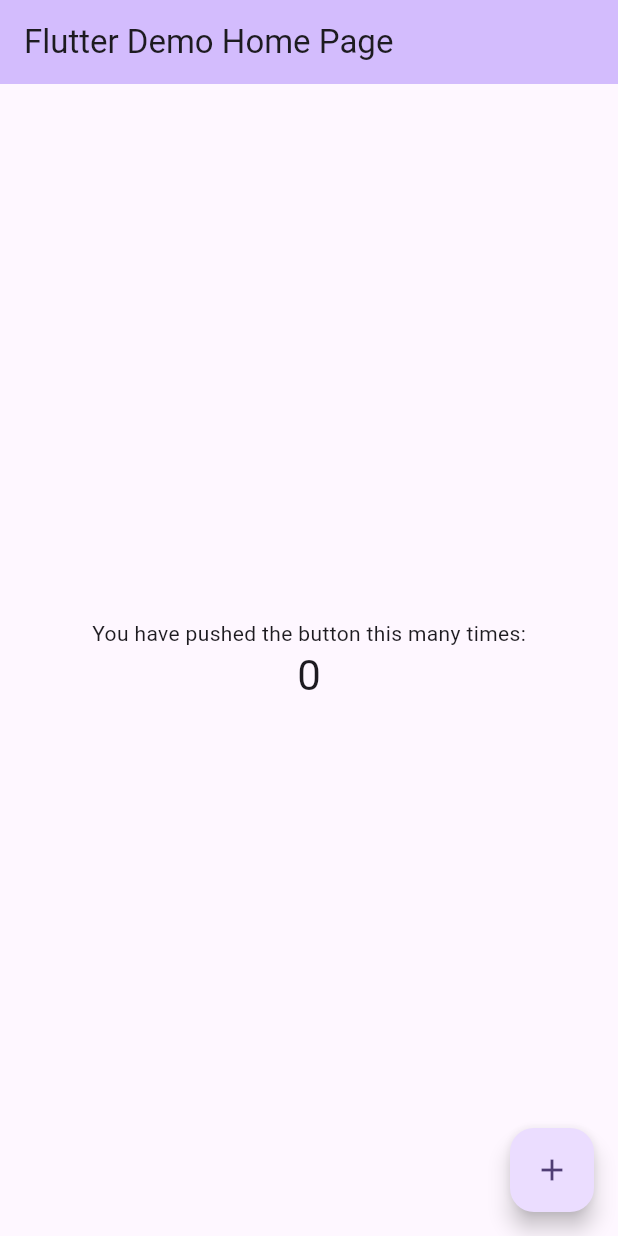
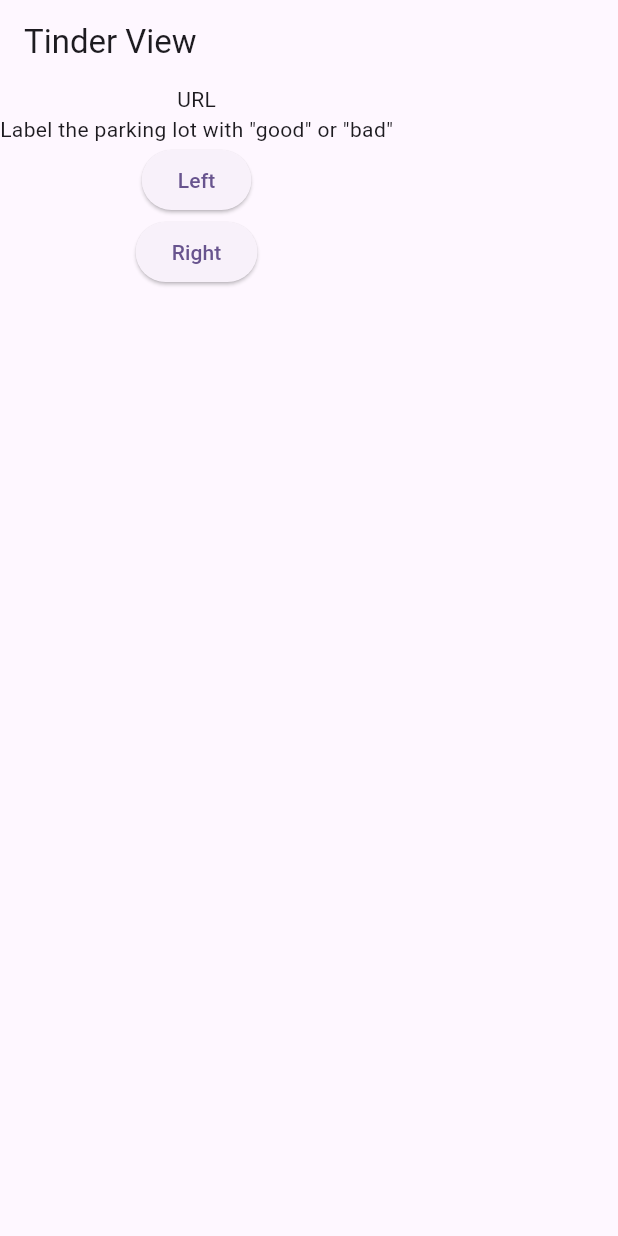
Before and after one commit to AdxTD/Parking-Lots-Tindering-App, a Flutter app: the screen it shows after launch, on a phone screen of 412 x 824 dp. Run offline on Flutter 3.47's test engine with Material 3 defaults, Android fonts, the phone set to English and light mode, and no system bars; our stand-ins replace flutter_bloc, fpdart.

Commit message:
first working version with basic views, just to verify correct logic, using fake repository

```diff
--- a/lib/core/data/repository/parking_lot_repository_impl.dart
+++ b/lib/core/data/repository/parking_lot_repository_impl.dart
@@ -10,7 +10,7 @@ class FakeParkingLotRepository implements ParkingLotRepository {
     // For now, return the fake list you mentioned
     return right([
       ParkingLot(
-        imageUrl: '...',
+        imageUrl: 'URL',
         name: '...',
         address: '...',
         status: '...',
--- a/lib/features/tinder_view/presentation/tinder_view_bloc.dart
+++ b/lib/features/tinder_view/presentation/bloc/tinder_view_bloc.dart
@@ -12,7 +12,7 @@ part 'tinder_view_state.dart';
 class TinderViewBloc extends Bloc<TinderViewEvent, TinderViewState> {
   final GetNewParkinglots _getNewParkinglots;
   final SaveUserDecision _saveUserDecision;
-  List<ParkingLot> currentParkinglots = List.empty();
+  List<ParkingLot> currentParkinglots = [];
   int currentDisplayedIndex = 0;
 
   TinderViewBloc(
--- /dev/null
+++ b/lib/features/tinder_view/presentation/pages/tinder_view_page.dart
@@ -0,0 +1,83 @@
+import 'package:flutter/material.dart';
+import 'package:flutter_bloc/flutter_bloc.dart';
+import 'package:parking_lots_rating/core/data/repository/parking_lot_repository_impl.dart';
+import 'package:parking_lots_rating/features/tinder_view/domain/usecase/get_new_parkinglots.dart';
+import 'package:parking_lots_rating/features/tinder_view/domain/usecase/save_user_decision.dart';
+import 'package:parking_lots_rating/features/tinder_view/presentation/bloc/tinder_view_bloc.dart';
+
+class TinderViewPage extends StatefulWidget {
+  const TinderViewPage({super.key});
+
+  static route() =>
+      MaterialPageRoute(builder: ((context) => const TinderViewPage()));
+
+  @override
+  State<TinderViewPage> createState() => _TinderViewPageState();
+}
+
+class _TinderViewPageState extends State<TinderViewPage> {
+  late TinderViewBloc _bloc;
+
+  @override
+  void initState() {
+    super.initState();
+    _bloc = TinderViewBloc(
+      getNewParkinglots:
+          GetNewParkinglots(repository: FakeParkingLotRepository()),
+      saveUserDecision:
+          SaveUserDecision(repository: FakeParkingLotRepository()),
+    );
+    _bloc.add(ParkinglotGetInitial());
+  }
+
+  @override
+  void dispose() {
+    _bloc.close();
+    super.dispose();
+  }
+
+  @override
+  Widget build(BuildContext context) {
+    return Scaffold(
+      appBar: AppBar(
+        title: const Text('Tinder View'),
+      ),
+      body: BlocBuilder<TinderViewBloc, TinderViewState>(
+        bloc: _bloc,
+        builder: (context, state) {
+          if (state is ParkinglotLoading) {
+            return const Center(
+              child: CircularProgressIndicator(),
+            );
+          } else if (state is ParkingLotDisplaySuccess) {
+            final parkingLot = state.parkingLot;
+            return Column(
+              children: [
+                Text(parkingLot.imageUrl!),
+                const Text('Label the parking lot with "good" or "bad"'),
+                ElevatedButton(
+                  onPressed: () {
+                    _bloc.add(const ParkinglotGetNext(false));
+                  },
+                  child: const Text('Left'),
+                ),
+                ElevatedButton(
+                  onPressed: () {
+                    _bloc.add(const ParkinglotGetNext(true));
+                  },
+                  child: const Text('Right'),
+                ),
+              ],
+            );
+          } else if (state is ParkinglotFailure) {
+            return Center(
+              child: Text(state.error),
+            );
+          } else {
+            return const SizedBox.shrink();
+          }
+        },
+      ),
+    );
+  }
+}
--- a/lib/main.dart
+++ b/lib/main.dart
@@ -1,125 +1,34 @@
 import 'package:flutter/material.dart';
+import 'package:parking_lots_rating/features/tinder_view/presentation/pages/tinder_view_page.dart';
 
 void main() {
   runApp(const MyApp());
 }
 
-class MyApp extends StatelessWidget {
+class MyApp extends StatefulWidget {
   const MyApp({super.key});
 
+  @override
+  State<MyApp> createState() => _MyAppState();
+
   // This widget is the root of your application.
-  @override
-  Widget build(BuildContext context) {
-    return MaterialApp(
-      title: 'Flutter Demo',
-      theme: ThemeData(
-        // This is the theme of your application.
-        //
-        // TRY THIS: Try running your application with "flutter run". You'll see
-        // the application has a purple toolbar. Then, without quitting the app,
-        // try changing the seedColor in the colorScheme below to Colors.green
-        // and then invoke "hot reload" (save your changes or press the "hot
-        // reload" button in a Flutter-supported IDE, or press "r" if you used
-        // the command line to start the app).
-        //
-        // Notice that the counter didn't reset back to zero; the application
-        // state is not lost during the reload. To reset the state, use hot
-        // restart instead.
-        //
-        // This works for code too, not just values: Most code changes can be
-        // tested with just a hot reload.
-        colorScheme: ColorScheme.fromSeed(seedColor: Colors.deepPurple),
-        useMaterial3: true,
-      ),
-      home: const MyHomePage(title: 'Flutter Demo Home Page'),
-    );
-  }
 }
 
-class MyHomePage extends StatefulWidget {
-  const MyHomePage({super.key, required this.title});
-
-  // This widget is the home page of your application. It is stateful, meaning
-  // that it has a State object (defined below) that contains fields that affect
-  // how it looks.
-
-  // This class is the configuration for the state. It holds the values (in this
-  // case the title) provided by the parent (in this case the App widget) and
-  // used by the build method of the State. Fields in a Widget subclass are
-  // always marked "final".
-
-  final String title;
-
+class _MyAppState extends State<MyApp> {
   @override
-  State<MyHomePage> createState() => _MyHomePageState();
-}
-
-class _MyHomePageState extends State<MyHomePage> {
-  int _counter = 0;
-
-  void _incrementCounter() {
-    setState(() {
-      // This call to setState tells the Flutter framework that something has
-      // changed in this State, which causes it to rerun the build method below
-      // so that the display can reflect the updated values. If we changed
-      // _counter without calling setState(), then the build method would not be
-      // called again, and so nothing would appear to happen.
-      _counter++;
-    });
+  void initState() {
+    super.initState();
   }
 
   @override
   Widget build(BuildContext context) {
-    // This method is rerun every time setState is called, for instance as done
-    // by the _incrementCounter method above.
-    //
-    // The Flutter framework has been optimized to make rerunning build methods
-    // fast, so that you can just rebuild anything that needs updating rather
-    // than having to individually change instances of widgets.
-    return Scaffold(
-      appBar: AppBar(
-        // TRY THIS: Try changing the color here to a specific color (to
-        // Colors.amber, perhaps?) and trigger a hot reload to see the AppBar
-        // change color while the other colors stay the same.
-        backgroundColor: Theme.of(context).colorScheme.inversePrimary,
-        // Here we take the value from the MyHomePage object that was created by
-        // the App.build method, and use it to set our appbar title.
-        title: Text(widget.title),
+    return MaterialApp(
+      title: 'Parking Lots Rater',
+      theme: ThemeData(
+        colorScheme: ColorScheme.fromSeed(seedColor: Colors.deepPurple),
+        useMaterial3: true,
       ),
-      body: Center(
-        // Center is a layout widget. It takes a single child and positions it
-        // in the middle of the parent.
-        child: Column(
-          // Column is also a layout widget. It takes a list of children and
-          // arranges them vertically. By default, it sizes itself to fit its
-          // children horizontally, and tries to be as tall as its parent.
-          //
-          // Column has various properties to control how it sizes itself and
-          // how it positions its children. Here we use mainAxisAlignment to
-          // center the children vertically; the main axis here is the vertical
-          // axis because Columns are vertical (the cross axis would be
-          // horizontal).
-          //
-          // TRY THIS: Invoke "debug painting" (choose the "Toggle Debug Paint"
-          // action in the IDE, or press "p" in the console), to see the
-          // wireframe for each widget.
-          mainAxisAlignment: MainAxisAlignment.center,
-          children: <Widget>[
-            const Text(
-              'You have pushed the button this many times:',
-            ),
-            Text(
-              '$_counter',
-              style: Theme.of(context).textTheme.headlineMedium,
-            ),
-          ],
-        ),
-      ),
-      floatingActionButton: FloatingActionButton(
-        onPressed: _incrementCounter,
-        tooltip: 'Increment',
-        child: const Icon(Icons.add),
-      ), // This trailing comma makes auto-formatting nicer for build methods.
+      home: const TinderViewPage(),
     );
   }
 }
```
Also changed, not shown: lib/features/tinder_view/presentation/bloc/tinder_view_event.dart (renamed from lib/features/tinder_view/presentation/tinder_view_event.dart), lib/features/tinder_view/presentation/bloc/tinder_view_state.dart (renamed from lib/features/tinder_view/presentation/tinder_view_state.dart).
